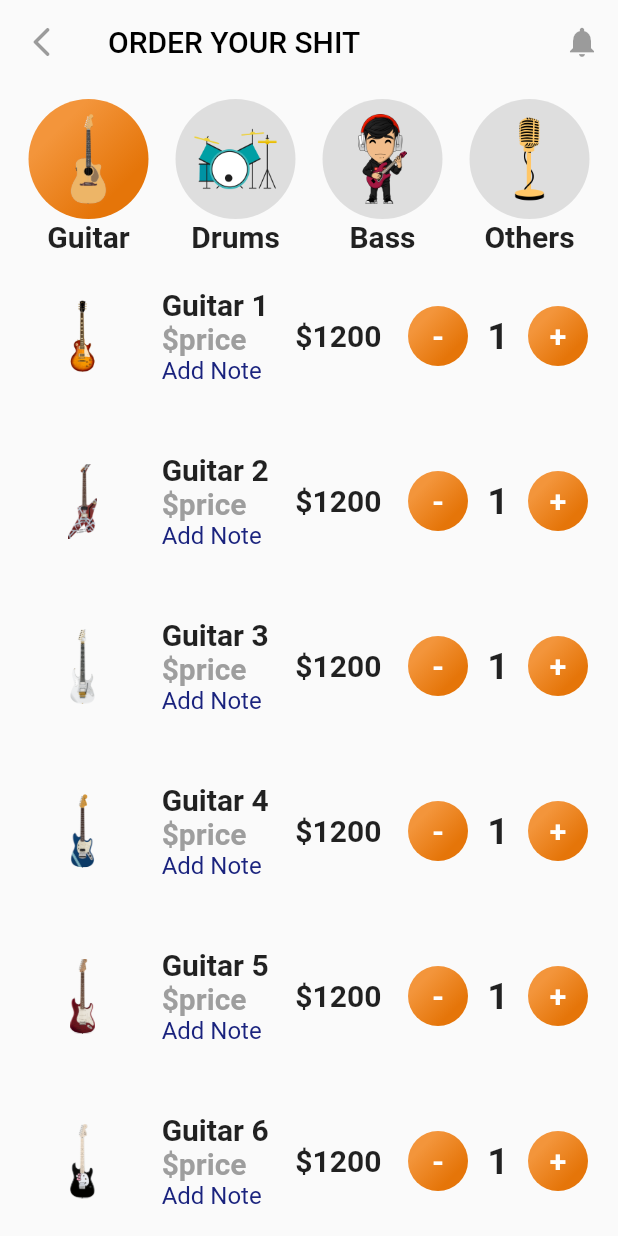
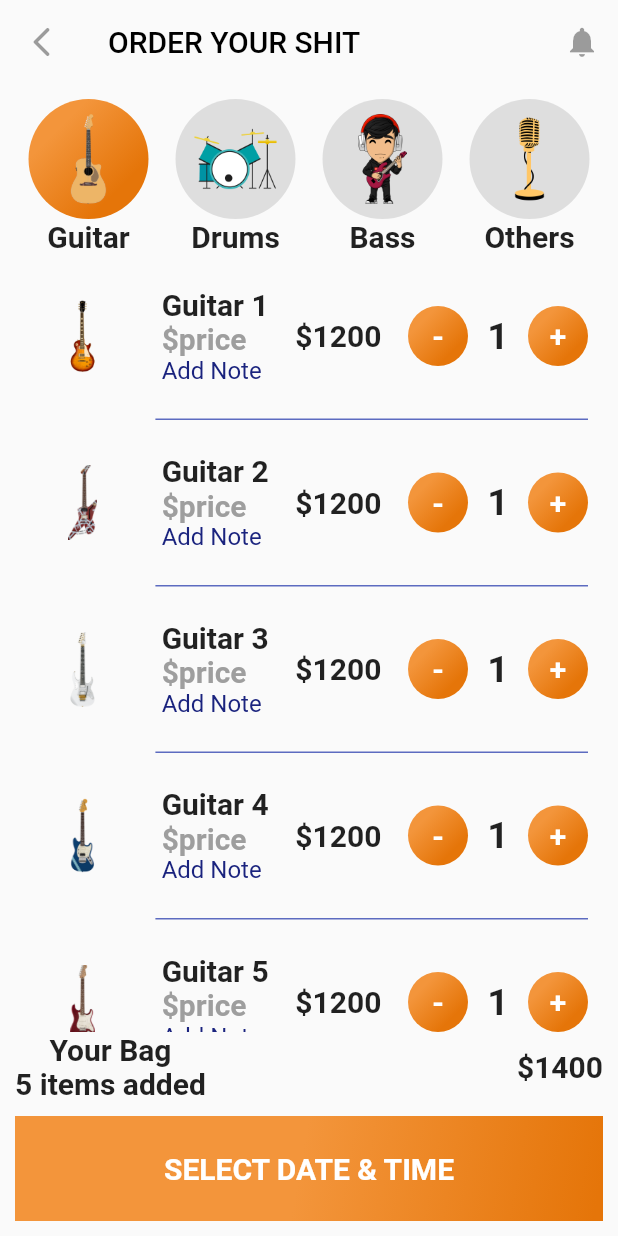
Before and after one commit to NikhilKapali/Instrument_Shopping_App, a Flutter app: the orderPage screen opened directly, on a phone screen of 412 x 824 dp. Run offline on Flutter 3.47's test engine with Material 2 defaults, Android fonts, the light colour scheme and no system bars.

Commit message:
Pickup Time Page done

```diff
--- a/lib/orderpage/OrderPage.dart
+++ b/lib/orderpage/OrderPage.dart
@@ -1,5 +1,7 @@
 import 'package:flutter/material.dart';
 import 'package:shopping_app/StylesScheme.dart';
+import 'package:shopping_app/orderpage/PickupTimePage.dart';
+import 'PickupTimePage.dart';
 
 class OrderPage extends StatelessWidget {
   @override
@@ -25,6 +27,7 @@ class _orderPageState extends State<orderPage> {
         elevation: 0,
         leading: IconButton(
           icon: Icon(Icons.arrow_back_ios_rounded),
+          tooltip: 'Go Back?',
         ),
         title: Text(
           "ORDER YOUR SHIT",
@@ -32,7 +35,12 @@ class _orderPageState extends State<orderPage> {
             color: Colors.black,
           ),
         ),
-        actions: [IconButton(icon: Icon(Icons.notifications))],
+        actions: [
+          IconButton(
+            icon: Icon(Icons.notifications),
+            tooltip: 'Your Notifications',
+          )
+        ],
       ),
       body: Container(
         padding: EdgeInsets.all(10),
@@ -62,6 +70,53 @@ class _orderPageState extends State<orderPage> {
                     productWidget("product2", "Guitar 9", "500"),
                     productWidget("product3", "Guitar 10", "200"),
                   ],
+                ),
+              ),
+            ),
+            Row(
+              mainAxisAlignment: MainAxisAlignment.spaceBetween,
+              children: [
+                Column(
+                  children: [
+                    Text(
+                      "Your Bag",
+                      style: headingStyle,
+                    ),
+                    Text(
+                      "5 items added",
+                      style: headingStyle,
+                    ),
+                  ],
+                ),
+                Text(
+                  "\$1400",
+                  style: headingStyle,
+                )
+              ],
+            ),
+            SizedBox(
+              height: 10,
+            ),
+            InkWell(
+              onTap: () {
+                Navigator.push(context,
+                    MaterialPageRoute(builder: (context) => PickUpTimePage()));
+              },
+              child: Container(
+                padding: EdgeInsets.all(20),
+                height: 70,
+                decoration: BoxDecoration(
+                  gradient: gradientStyle,
+                ),
+                child: Center(
+                  child: Text(
+                    "SELECT DATE & TIME",
+                    style: TextStyle(
+                      color: Colors.white,
+                      fontSize: 20,
+                      fontWeight: FontWeight.w700,
+                    ),
+                  ),
                 ),
               ),
             ),
@@ -161,6 +216,16 @@ class _orderPageState extends State<orderPage> {
               ],
             ),
           ),
+          Row(
+            mainAxisAlignment: MainAxisAlignment.end,
+            children: [
+              Container(
+                height: 1,
+                width: MediaQuery.of(context).size.width * 0.70,
+                color: Colors.indigo[400],
+              )
+            ],
+          ),
         ],
       ),
     );
```
Also changed, not shown: lib/homepage/HomePage.dart (+7 -1 lines), lib/orderpage/ConfirmOrderPage.dart (added, +44 -0 lines), lib/orderpage/PickupTimePage.dart (added, +243 -0 lines).
